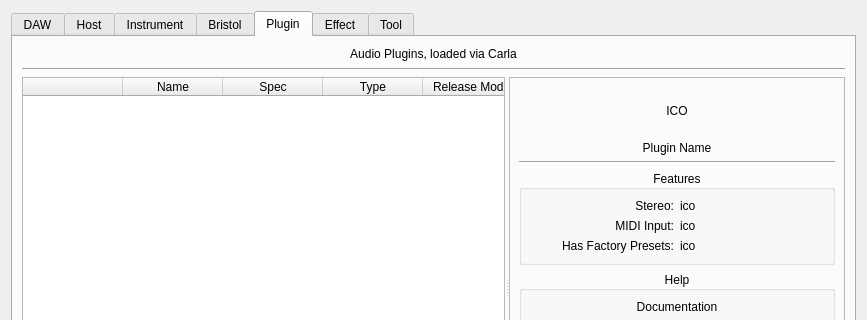
falkTX/Cadence, file resources/ui/claudia_launcher.ui: the form before one commit; both pictures show x 0 to 867 and y 0 to 320 of the 867 by 519 pixel window.
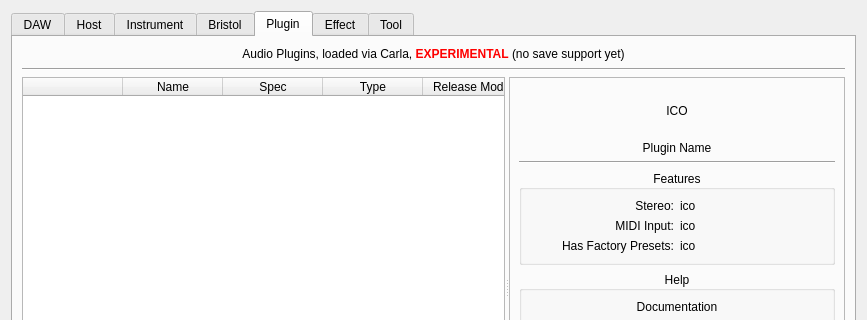
The form after the commit. The open tabs and pages were chosen to show the change.

Commit message: Claudia-DB: Add DSSI and some VST plugins, report as experimental

The edit to the form file:
```diff
--- a/resources/ui/claudia_launcher.ui
+++ b/resources/ui/claudia_launcher.ui
@@ -1341,7 +1341,7 @@
           </size>
          </property>
          <property name="text">
-          <string>Audio Plugins, loaded via Carla</string>
+          <string>Audio Plugins, loaded via Carla, &lt;span style=&quot;color: red;&quot;&gt;&lt;b&gt;EXPERIMENTAL&lt;/b&gt;&lt;/span&gt; (no save support yet)</string>
          </property>
          <property name="alignment">
           <set>Qt::AlignCenter</set>
```
The commit also changes 1 other file.
